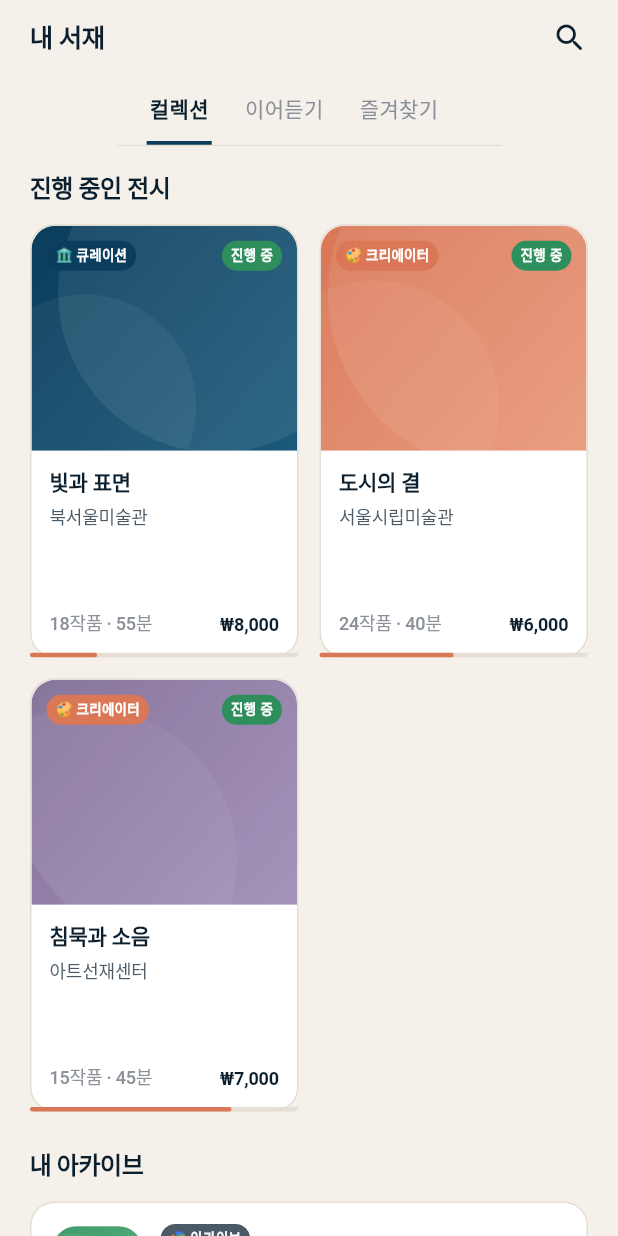
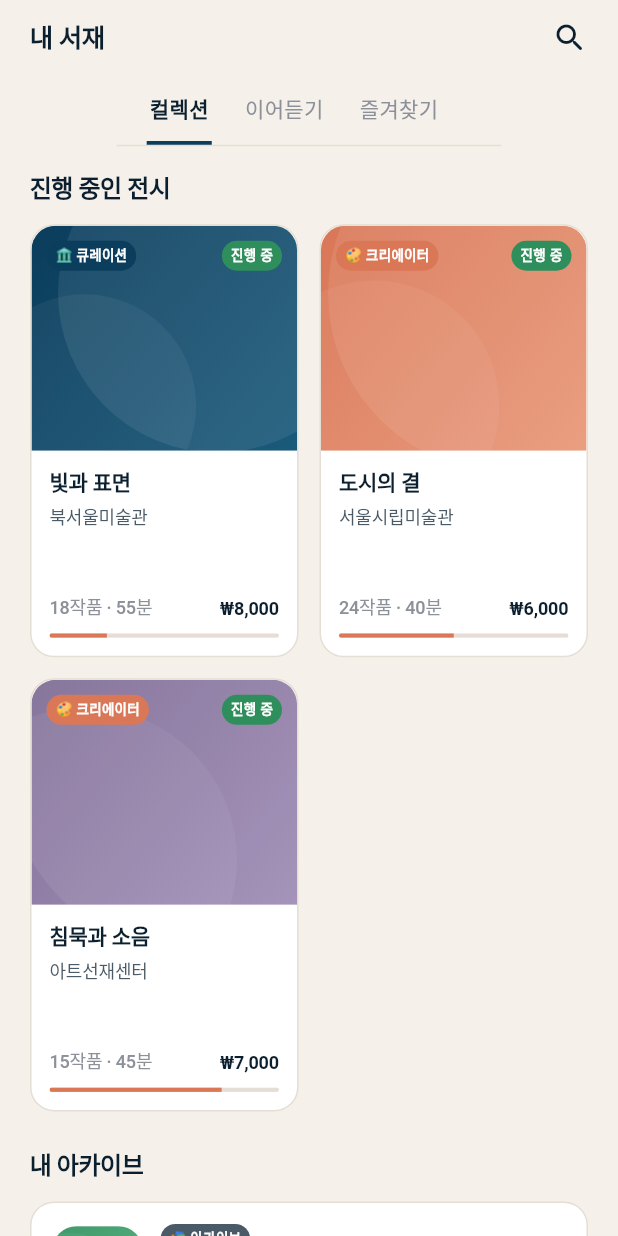
Before and after one commit to freetomove83/guidy-app, a Flutter app: the LibraryScreen screen opened directly, on a phone screen of 412 x 824 dp. Run offline on Flutter 3.47's test engine with Material 3 defaults, Android fonts, the light colour scheme and no system bars; our stand-ins replace audioplayers, shared_preferences; accounts and stored records are empty; Roboto replaces fonts that are missing (Noto Sans KR).

Commit message:
genspark auto-backup

```diff
--- a/lib/screens/library/library_screen.dart
+++ b/lib/screens/library/library_screen.dart
@@ -116,37 +116,10 @@ class _CollectionTab extends StatelessWidget {
             itemCount: DummyData.exhibitions.where((e) => e.isActive).length,
             itemBuilder: (context, i) {
               final items = DummyData.exhibitions.where((e) => e.isActive).toList();
-              return Stack(
-                children: [
-                  ExhibitionCard(
-                    exhibition: items[i],
-                    onTap: () => Navigator.pushNamed(context, '/detail/${items[i].id}'),
-                  ),
-                  // 진행률 바
-                  Positioned(
-                    bottom: 0, left: 0, right: 0,
-                    child: Container(
-                      height: 3,
-                      decoration: BoxDecoration(
-                        color: lineC,
-                        borderRadius: const BorderRadius.only(
-                          bottomLeft: Radius.circular(16),
-                          bottomRight: Radius.circular(16),
-                        ),
-                      ),
-                      child: FractionallySizedBox(
-                        alignment: Alignment.centerLeft,
-                        widthFactor: (i + 1) * 0.25,
-                        child: Container(
-                          decoration: BoxDecoration(
-                            color: GuidyColors.accent,
-                            borderRadius: GuidyRadius.pillBorder,
-                          ),
-                        ),
-                      ),
-                    ),
-                  ),
-                ],
+              return ExhibitionCard(
+                exhibition: items[i],
+                onTap: () => Navigator.pushNamed(context, '/detail/${items[i].id}'),
+                progressRatio: (i + 1) * 0.25,
               );
             },
           ),
--- a/lib/widgets/common_widgets.dart
+++ b/lib/widgets/common_widgets.dart
@@ -595,8 +595,15 @@ class SectionHeader extends StatelessWidget {
 class ExhibitionCard extends StatelessWidget {
   final Exhibition exhibition;
   final VoidCallback? onTap;
+  /// 0.0 ~ 1.0 사이 진행률. null 이면 바를 표시하지 않음
+  final double? progressRatio;
 
-  const ExhibitionCard({super.key, required this.exhibition, this.onTap});
+  const ExhibitionCard({
+    super.key,
+    required this.exhibition,
+    this.onTap,
+    this.progressRatio,
+  });
 
   @override
   Widget build(BuildContext context) {
@@ -681,7 +688,10 @@ class ExhibitionCard extends StatelessWidget {
                         ),
                       ],
                     ),
-                    // 작품수·시간 + 가격 (항상 하단에 고정)
+                    // 작품수·시간 + 가격 + 진행 바 (하단 고정)
+                    Column(
+                      crossAxisAlignment: CrossAxisAlignment.start,
+                      children: [
                         Row(
                           mainAxisAlignment: MainAxisAlignment.spaceBetween,
                           children: [
@@ -701,6 +711,23 @@ class ExhibitionCard extends StatelessWidget {
                                 exhibition.price == 0 ? GuidyColors.ok : textC,
                               ).copyWith(fontWeight: FontWeight.w700),
                             ),
+                          ],
+                        ),
+                        // 진행 바 — progressRatio 가 있을 때만 표시
+                        if (progressRatio != null) ...[
+                          const SizedBox(height: 8),
+                          ClipRRect(
+                            borderRadius: GuidyRadius.pillBorder,
+                            child: LinearProgressIndicator(
+                              value: progressRatio!.clamp(0.0, 1.0),
+                              backgroundColor: lineC,
+                              valueColor: AlwaysStoppedAnimation<Color>(
+                                GuidyColors.accent,
+                              ),
+                              minHeight: 3,
+                            ),
+                          ),
+                        ],
                       ],
                     ),
                   ],
```
Lines whose indentation alone changed are shown as unchanged.
